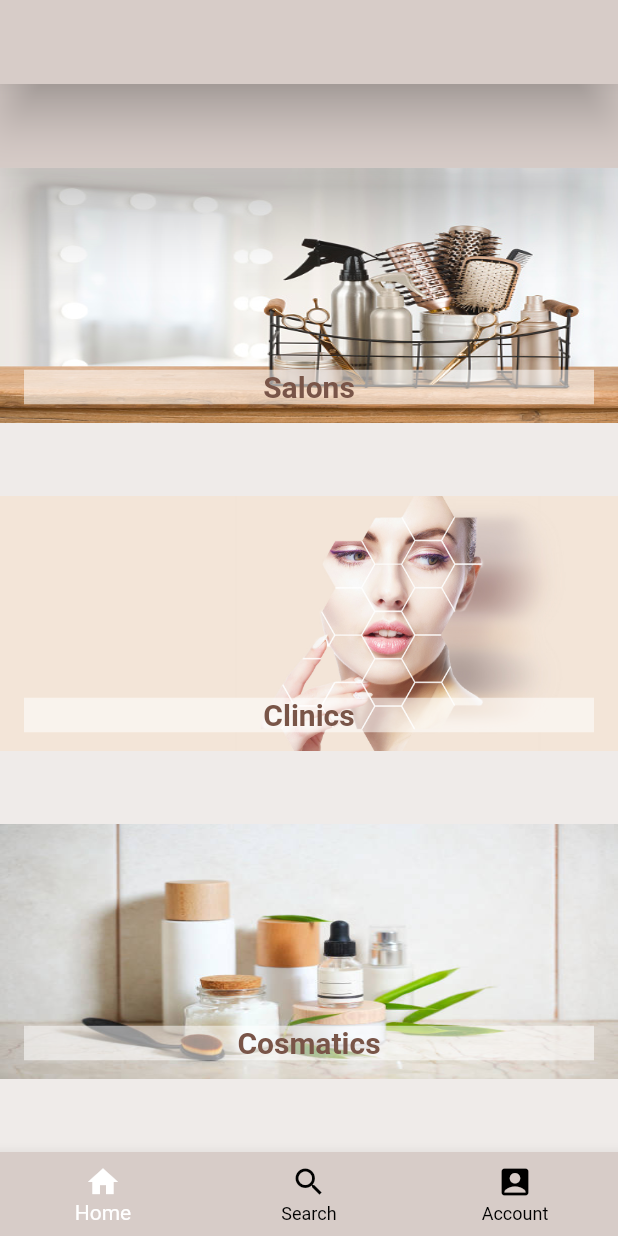
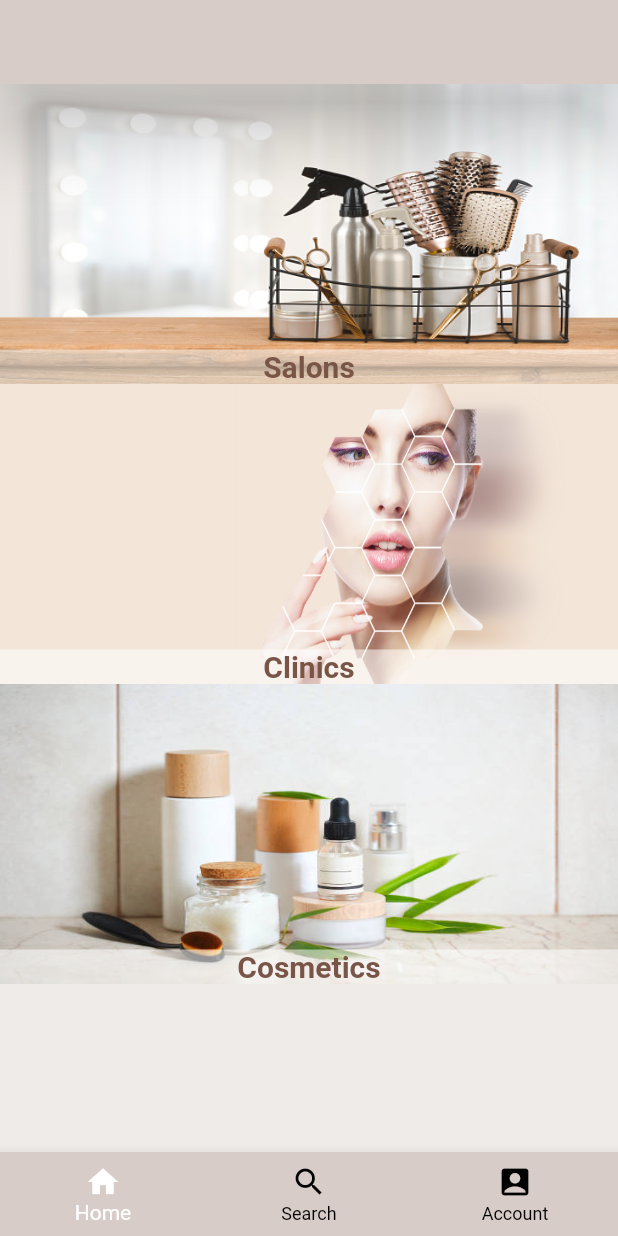
Before and after one commit to moathasy/irl, a Flutter app: the IrlAppScreen screen opened directly, on a phone screen of 412 x 824 dp. Run offline on Flutter 3.47's test engine with Material 2 defaults, Android fonts, the phone set to English and light mode, and no system bars; our stand-ins replace cloud_firestore, firebase_auth, firebase_core, fluttertoast, hive, hive_flutter and 1 more; accounts and stored records are empty; network calls fail.

Commit message:
update ui

```diff
--- a/lib/layout/home_page/home_screen.dart
+++ b/lib/layout/home_page/home_screen.dart
@@ -1,4 +1,5 @@
 import 'package:flutter/material.dart';
+import 'package:irl/widgets/home_screen_card.dart';
 
 import 'clinics/clinics_all.dart';
 import 'cosmetics/cosmetics_page.dart';
@@ -7,165 +8,52 @@ import 'men_women.dart';
 class HomeScreen extends StatelessWidget {
   const HomeScreen({super.key});
 
-  // final FirebaseAuth auth = FirebaseAuth.instance;
-  // late final User user;
-  // late final uid;
-  // void inputData() {
-  //    user = auth.currentUser!;
-  //    uid = user.uid;
-  //   // here you write the codes to input the data into firestore
-  // }
   @override
   Widget build(BuildContext context) {
     return Scaffold(
       appBar: AppBar(
         elevation: 20,
-
-        // actions: [
-        //   Text('${uid}'),
-        //
-        //
-        //
-        // ],
       ),
-      body: Column(
-        children: [
-          Expanded(
+      body: ConstrainedBox(
+        constraints:
+            BoxConstraints(maxHeight: MediaQuery.of(context).size.height),
+        child: SingleChildScrollView(
+          reverse: true,
           child: Column(
             children: [
-                SizedBox(
-                  width: double.infinity,
-                  height: 170,
-                  child: GridTile(
-                    footer: MaterialButton(
-                      onPressed: () {
-                        Navigator.push(
+              HomeScreenCard(
+                onTap: () => Navigator.push(
                   context,
                   MaterialPageRoute(
                     builder: (context) => const MenWomen(),
                   ),
-                        );
-                      },
-                      child: Container(
-                        // You can use GridTileBar instead
-                        width: double.infinity,
-                        padding: const EdgeInsets.symmetric(
-                          horizontal: 25,
-                          vertical: 0,
                 ),
-                        color: Colors.white54,
-                        // You can use GridTileBar instead
-                        child: const Text(
-                          'Salons',
-                          style: TextStyle(
-                            color: Colors.brown,
-                            fontSize: 20,
-                            fontWeight: FontWeight.bold,
+                title: "Salons",
+                image: "assets/images/salons.jpg",
               ),
-                          textAlign: TextAlign.center,
+              HomeScreenCard(
+                onTap: () => Navigator.push(
+                  context,
+                  MaterialPageRoute(
+                    builder: (context) => const ClinicsAll(),
                   ),
                 ),
+                title: 'Clinics',
+                image: 'assets/images/clinics.jpg',
               ),
-                    child: const Image(
-                      image: AssetImage('assets/images/salons.jpg'),
-                      fit: BoxFit.fill,
+              HomeScreenCard(
+                onTap: () => Navigator.push(
+                  context,
+                  MaterialPageRoute(
+                    builder: (context) => Cosmetics(),
                   ),
                 ),
+                title: 'Cosmetics',
+                image: 'assets/images/cusma.jpg',
               ),
             ],
           ),
         ),
-          Expanded(
-            child: Column(
-              children: [
-                SizedBox(
-                  width: double.infinity,
-                  height: 170,
-                  child: GridTile(
-                    footer: MaterialButton(
-                      onPressed: () {
-                        Navigator.push(
-                          context,
-                          MaterialPageRoute(
-                            builder: (context) => const ClinicsAll(),
-                          ),
-                        );
-                      },
-                      child: Container(
-                        // You can use GridTileBar instead
-                        width: double.infinity,
-                        padding: const EdgeInsets.symmetric(
-                          horizontal: 25,
-                          vertical: 0,
-                        ),
-                        color: Colors.white54,
-                        // You can use GridTileBar instead
-                        child: const Text(
-                          'Clinics',
-                          style: TextStyle(
-                            color: Colors.brown,
-                            fontSize: 20,
-                            fontWeight: FontWeight.bold,
-                          ),
-                          textAlign: TextAlign.center,
-                        ),
-                      ),
-                    ),
-                    child: const Image(
-                      image: AssetImage('assets/images/clinics.jpg'),
-                      fit: BoxFit.fill,
-                    ),
-                  ),
-                ),
-              ],
-            ),
-          ),
-          Expanded(
-            child: Column(
-              children: [
-                SizedBox(
-                  width: double.infinity,
-                  height: 170,
-                  child: GridTile(
-                    footer: MaterialButton(
-                      onPressed: () {
-                        Navigator.push(
-                          context,
-                          MaterialPageRoute(
-                            builder: (context) => Cosmetics(),
-                          ),
-                        );
-                      },
-                      child: Container(
-                        // You can use GridTileBar instead
-                        width: double.infinity,
-                        padding: const EdgeInsets.symmetric(
-                          horizontal: 25,
-                          vertical: 0,
-                        ),
-                        color: Colors.white54,
-                        // You can use GridTileBar instead
-                        child: const Text(
-                          'Cosmatics',
-                          style: TextStyle(
-                            color: Colors.brown,
-                            fontSize: 20,
-                            fontWeight: FontWeight.bold,
-                          ),
-                          textAlign: TextAlign.center,
-                        ),
-                      ),
-                    ),
-                    child: const Image(
-                      image: AssetImage('assets/images/cusma.jpg'),
-                      fit: BoxFit.fill,
-                    ),
-                  ),
-                ),
-              ],
-            ),
-          ),
-        ],
       ),
     );
   }
--- a/lib/layout/irl_app/irl_app.dart
+++ b/lib/layout/irl_app/irl_app.dart
@@ -1,5 +1,7 @@
 import 'package:flutter/material.dart';
+import 'package:irl/layout/irl_login/login_page.dart';
 
+import '../../provider/users_data.dart';
 import '../account_page/account_screen.dart';
 import '../home_page/home_screen.dart';
 import '../search_page/search_screen.dart';
@@ -12,19 +14,21 @@ class IrlAppScreen extends StatefulWidget {
 }
 
 class _IrlAppScreenState extends State<IrlAppScreen> {
+  final userAuth = UsersData.authData;
   int currentIndex = 0;
-
-  List<Widget> screens = [
-    HomeScreen(),
-    const SearchScreen(),
-    AccountScreen(),
-  ];
 
   @override
   Widget build(BuildContext context) {
+    List<Widget> screens = [
+      const HomeScreen(),
+      const SearchScreen(),
+      userAuth.currentUser != null
+          ? const AccountScreen()
+          : const LoginScreen(),
+    ];
+
     return Scaffold(
-      appBar: AppBar(),
-      body: screens[currentIndex],
+      body: SafeArea(child: screens[currentIndex]),
       bottomNavigationBar: BottomNavigationBar(
         currentIndex: currentIndex,
         type: BottomNavigationBarType.fixed,
--- /dev/null
+++ b/lib/widgets/home_screen_card.dart
@@ -0,0 +1,55 @@
+import 'package:flutter/material.dart';
+
+class HomeScreenCard extends StatelessWidget {
+  final VoidCallback onTap;
+  final String title;
+  final String image;
+
+  const HomeScreenCard({
+    super.key,
+    required this.onTap,
+    required this.title,
+    required this.image,
+  });
+
+  @override
+  Widget build(BuildContext context) {
+    return InkWell(
+      onTap: onTap,
+      child: Column(
+        mainAxisSize: MainAxisSize.min,
+        children: [
+          SizedBox(
+            width: double.infinity,
+            height: 200,
+            child: GridTile(
+              footer: Container(
+                // You can use GridTileBar instead
+                width: double.infinity,
+                padding: const EdgeInsets.symmetric(
+                  horizontal: 25,
+                  vertical: 0,
+                ),
+                color: Colors.white54,
+                // You can use GridTileBar instead
+                child: Text(
+                  title,
+                  style: const TextStyle(
+                    color: Colors.brown,
+                    fontSize: 20,
+                    fontWeight: FontWeight.bold,
+                  ),
+                  textAlign: TextAlign.center,
+                ),
+              ),
+              child: Image(
+                image: AssetImage(image),
+                fit: BoxFit.fill,
+              ),
+            ),
+          ),
+        ],
+      ),
+    );
+  }
+}
```
Also changed, not shown: lib/layout/account_page/account_screen.dart (+59 -21 lines), lib/layout/start_screen/start_screen.dart (+3 -4 lines), lib/main.dart (+28 -5 lines). Lines whose indentation alone changed are shown as unchanged.
